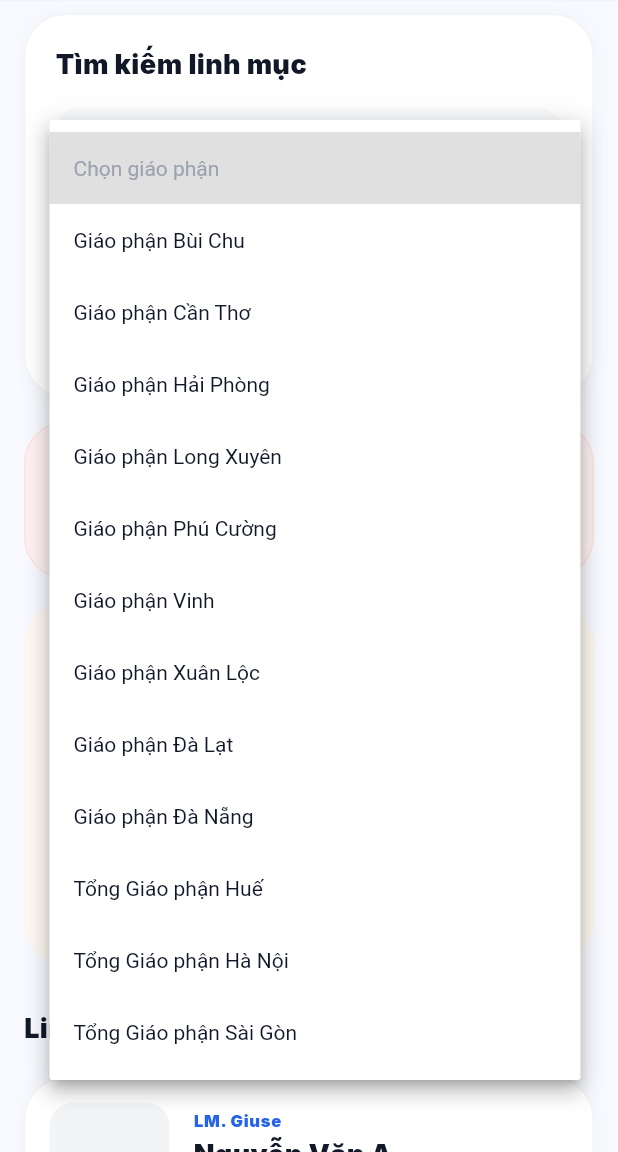
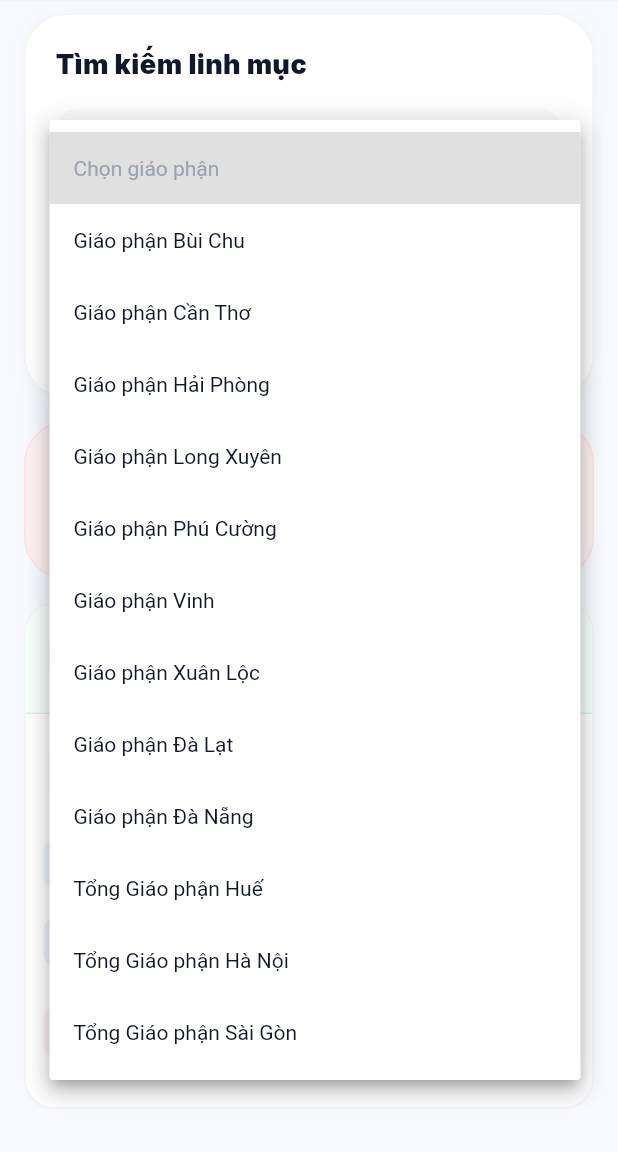
Before and after one commit to hoangmanhhuy/Th-ng-tin-linh-m-c, a Flutter app: the screen it shows after launch, after a tap on "Chọn giáo phận", on a phone screen of 412 x 824 dp, the part 84-1236 px from its top. Run offline on Flutter 3.47's test engine with Material 3 defaults, Android fonts, the phone set to English and light mode, and no system bars; our stand-ins replace geolocator, google_fonts, lucide_icons, qr_flutter, shared_preferences; missing offline and left inert: mobile_scanner, nfc_manager; accounts and stored records are empty.

Commit message:
feat: replace static daily word card with live liturgical section on public home
Converts PublicHomeScreen to StatefulWidget, loads LiturgicalData from
LiturgicalViewModel and renders the same _LiturgicalSection widget used
by the priest screen (date, season, feast, readings with wrap-safe layout).
Removes the old hardcoded _DailyWordCard.

Co-Authored-By: Claude Sonnet 4.6 <noreply@anthropic.com>

```diff
--- a/flutter_app/lib/views/home_screen.dart
+++ b/flutter_app/lib/views/home_screen.dart
@@ -18,8 +18,40 @@ import 'emergency_anointing_screen.dart';
 
 // ─── Public Home ────────────────────────────────────────────────────────────
 
-class PublicHomeScreen extends StatelessWidget {
+class PublicHomeScreen extends StatefulWidget {
   const PublicHomeScreen({super.key});
+
+  @override
+  State<PublicHomeScreen> createState() => _PublicHomeScreenState();
+}
+
+class _PublicHomeScreenState extends State<PublicHomeScreen> {
+  LiturgicalData? _liturgicalData;
+  bool _loadingLiturgical = true;
+
+  @override
+  void initState() {
+    super.initState();
+    _loadLiturgicalData();
+  }
+
+  Future<void> _loadLiturgicalData() async {
+    try {
+      final data = await context
+          .read<LiturgicalViewModel>()
+          .getLiturgicalData(DateTime.now());
+      if (mounted) {
+        setState(() {
+          _liturgicalData = data;
+          _loadingLiturgical = false;
+        });
+      }
+    } catch (e) {
+      if (mounted) {
+        setState(() => _loadingLiturgical = false);
+      }
+    }
+  }
 
   @override
   Widget build(BuildContext context) {
@@ -36,7 +68,17 @@ class PublicHomeScreen extends StatelessWidget {
                 const SizedBox(height: 16),
                 _EmergencyCard(),
                 const SizedBox(height: 16),
-                _DailyWordCard(),
+                if (_loadingLiturgical)
+                  const Center(
+                    child: Padding(
+                      padding: EdgeInsets.all(24),
+                      child: CircularProgressIndicator(),
+                    ),
+                  )
+                else if (_liturgicalData != null)
+                  _LiturgicalSection(data: _liturgicalData!)
+                else
+                  const SizedBox.shrink(),
                 const SizedBox(height: 20),
                 _PopularPriestSection(context: context),
                 const SizedBox(height: 20),
@@ -283,97 +325,6 @@ class _EmergencyCard extends StatelessWidget {
         ],
       ),
     ),
-    );
-  }
-}
-
-class _DailyWordCard extends StatelessWidget {
-  @override
-  Widget build(BuildContext context) {
-    return Container(
-      padding: const EdgeInsets.all(20),
-      decoration: BoxDecoration(
-        color: const Color(0xFFFFF9F2),
-        borderRadius: BorderRadius.circular(28),
-        border: Border.all(color: AppColors.orange50),
-      ),
-      child: Column(
-        crossAxisAlignment: CrossAxisAlignment.start,
-        children: [
-          Row(
-            children: [
-              Container(
-                width: 32,
-                height: 32,
-                decoration: BoxDecoration(
-                  color: AppColors.orange100,
-                  borderRadius: BorderRadius.circular(10),
-                ),
-                child: Icon(LucideIcons.bookOpen, size: 16, color: AppColors.amber600),
-              ),
-              const SizedBox(width: 8),
-              const Text(
-                'LỜI CHÚA HÔM NAY',
-                style: TextStyle(fontSize: 10, fontWeight: FontWeight.w900, color: Colors.orangeAccent, letterSpacing: 1.5),
-              ),
-              const Spacer(),
-              Container(
-                padding: const EdgeInsets.symmetric(horizontal: 10, vertical: 4),
-                decoration: BoxDecoration(
-                  color: AppColors.red50,
-                  borderRadius: BorderRadius.circular(20),
-                  border: Border.all(color: AppColors.red100),
-                ),
-                child: Row(
-                  mainAxisSize: MainAxisSize.min,
-                  children: [
-                    Container(
-                      width: 6, height: 6,
-                      decoration: const BoxDecoration(color: Colors.red, shape: BoxShape.circle),
-                    ),
-                    const SizedBox(width: 4),
-                    const Text('Lễ kính buộc', style: TextStyle(fontSize: 9, fontWeight: FontWeight.w900, color: Colors.red, letterSpacing: 0.5)),
-                  ],
-                ),
-              ),
-            ],
-          ),
-          const SizedBox(height: 12),
-          const Text(
-            'Lễ Kính Thánh Tâm Chúa Giêsu',
-            style: TextStyle(fontSize: 12, fontWeight: FontWeight.w900, color: Color(0xFF7C2D12)),
-          ),
-          const SizedBox(height: 8),
-          const Text(
-            '"Ta là con đường, là sự thật và là sự sống. Không ai đến được với Cha mà không qua Thầy."',
-            style: TextStyle(fontSize: 15, fontStyle: FontStyle.italic, color: AppColors.gray800, height: 1.5),
-          ),
-          const SizedBox(height: 8),
-          Align(
-            alignment: Alignment.centerRight,
-            child: Container(
-              padding: const EdgeInsets.symmetric(horizontal: 12, vertical: 4),
-              decoration: BoxDecoration(
-                color: Colors.white,
-                borderRadius: BorderRadius.circular(20),
-                boxShadow: [BoxShadow(color: Colors.black.withValues(alpha: 0.04), blurRadius: 4)],
-              ),
-              child: const Text('— Ga 14, 6', style: TextStyle(fontSize: 11, fontWeight: FontWeight.w900, color: AppColors.primary)),
-            ),
-          ),
-          const SizedBox(height: 12),
-          Row(
-            children: [
-              const Text(
-                'Suy niệm thêm',
-                style: TextStyle(fontSize: 11, fontWeight: FontWeight.w900, color: AppColors.orange500, letterSpacing: 1),
-              ),
-              const SizedBox(width: 4),
-              const Icon(Icons.arrow_forward_rounded, size: 14, color: AppColors.orange500),
-            ],
-          ),
-        ],
-      ),
     );
   }
 }
```
